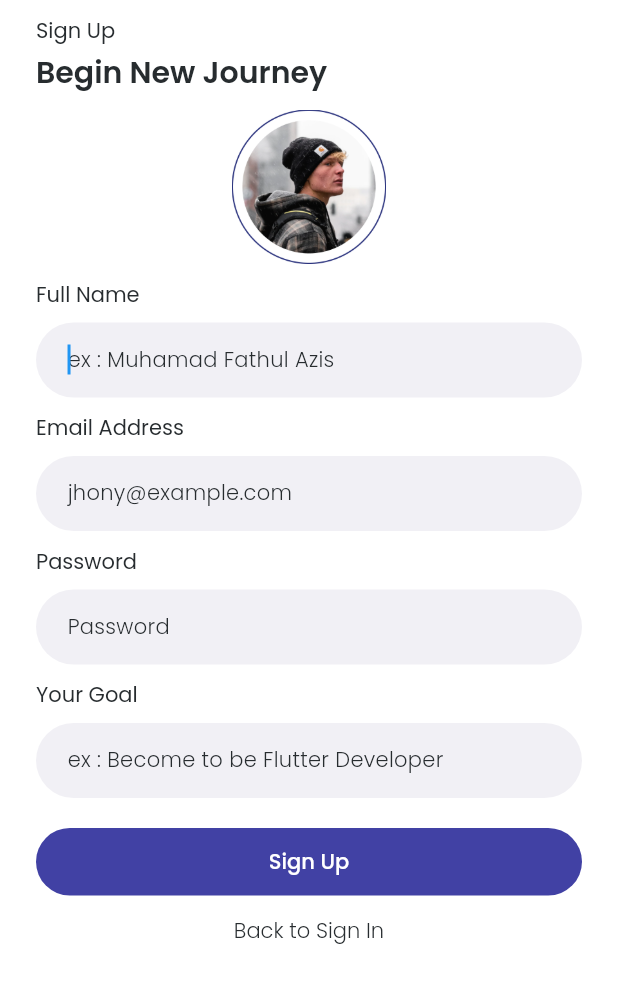
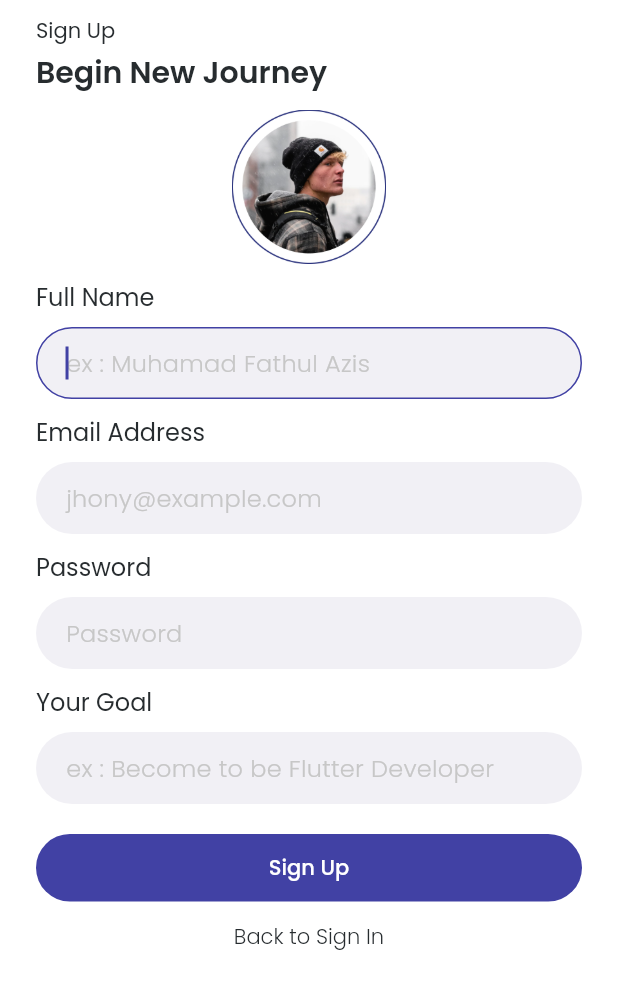
Before and after one commit to fathulaziss/findjob, a Flutter app: the PageRegister screen opened directly, on a phone screen of 412 x 824 dp. Shown: the top 989 px of the screen. Run offline on Flutter 3.47's test engine with Material 2 defaults, Android fonts, the phone set to English and light mode, and no system bars; our stand-ins replace get, google_fonts.

Commit message:
fix input primary

```diff
--- a/lib/ui/pages/non_logged/page_register.dart
+++ b/lib/ui/pages/non_logged/page_register.dart
@@ -1,7 +1,7 @@
 import 'package:findjob/shared/assets.dart';
 import 'package:findjob/shared/styles.dart';
 import 'package:findjob/ui/widgets/button_primary.dart';
-import 'package:findjob/ui/widgets/input_form_primary.dart';
+import 'package:findjob/ui/widgets/input_primary.dart';
 import 'package:flutter/material.dart';
 import 'package:get/get.dart';
 
@@ -32,26 +32,25 @@ class _PageRegisterState extends State<PageRegister> {
               crossAxisAlignment: CrossAxisAlignment.center,
               children: [
                 buildTitle(),
-                InputFormPrimary(
+                InputPrimary(
                   controller: nameController,
-                  title: 'Full Name',
+                  label: 'Full Name',
                   hintText: 'ex : Muhamad Fathul Azis',
                 ),
-                InputFormPrimary(
+                InputPrimary(
                   controller: emailController,
-                  title: 'Email Address',
+                  label: 'Email Address',
                   hintText: 'jhony@example.com',
                 ),
-                InputFormPrimary(
+                InputPrimary(
                   controller: passwordController,
-                  title: 'Password',
+                  label: 'Password',
                   hintText: 'Password',
-                  obsecureText: true,
                 ),
-                InputFormPrimary(
+                InputPrimary(
                   controller: goalController,
                   margin: EdgeInsets.only(bottom: 20),
-                  title: 'Your Goal',
+                  label: 'Your Goal',
                   hintText: 'ex : Become to be Flutter Developer',
                 ),
                 ButtonPrimary(
--- a/lib/ui/widgets/input_form_primary.dart
+++ /dev/null
@@ -1,62 +0,0 @@
-import 'package:findjob/shared/styles.dart';
-import 'package:flutter/material.dart';
-
-class InputFormPrimary extends StatefulWidget {
-  final String? title;
-  final Color? colorBorder;
-  final String? hintText;
-  final EdgeInsetsGeometry? margin;
-  final bool? obsecureText;
-  final TextEditingController? controller;
-
-  const InputFormPrimary({
-    required this.title,
-    this.obsecureText,
-    required this.controller,
-    this.colorBorder,
-    required this.hintText,
-    this.margin,
-    Key? key,
-  }) : super(key: key);
-
-  @override
-  _InputFormPrimaryState createState() => _InputFormPrimaryState();
-}
-
-class _InputFormPrimaryState extends State<InputFormPrimary> {
-  @override
-  Widget build(BuildContext context) {
-    return Container(
-      width: double.infinity,
-      margin: widget.margin ?? EdgeInsets.only(bottom: Insets.xs * 2.5),
-      child: Column(
-        crossAxisAlignment: CrossAxisAlignment.start,
-        children: [
-          Text(widget.title ?? '', style: TextStyles.greyNormal),
-          verticalSpace(Insets.xs * 2),
-          Container(
-            width: double.infinity,
-            alignment: Alignment.center,
-            decoration: BoxDecoration(
-                borderRadius: BorderRadius.circular(Corners.med * 20),
-                color: Color(0xFFF1F0F5),
-                border: Border.all(
-                    width: 1, color: widget.colorBorder ?? Colors.transparent)),
-            child: TextFormField(
-              style: TextStyles.blackNormal,
-              autofocus: true,
-              obscureText: widget.obsecureText ?? false,
-              controller: widget.controller,
-              decoration: InputDecoration(
-                border: InputBorder.none,
-                contentPadding: EdgeInsets.symmetric(horizontal: Insets.xl),
-                hintStyle: TextStyles.greyLight.copyWith(letterSpacing: 0.2),
-                hintText: widget.hintText ?? '',
-              ),
-            ),
-          )
-        ],
-      ),
-    );
-  }
-}
--- /dev/null
+++ b/lib/ui/widgets/input_primary.dart
@@ -0,0 +1,58 @@
+import 'package:findjob/shared/styles.dart';
+import 'package:flutter/material.dart';
+
+class InputPrimary extends StatefulWidget {
+  final String label;
+  final String hintText;
+  final TextEditingController controller;
+  final EdgeInsetsGeometry? margin;
+  final String? Function(String?)? validate;
+  final String? Function(String?)? onChange;
+  final TextInputType keyboardType;
+
+  const InputPrimary({
+    required this.label,
+    required this.hintText,
+    required this.controller,
+    this.margin,
+    this.validate,
+    this.onChange,
+    this.keyboardType = TextInputType.text,
+    Key? key,
+  }) : super(key: key);
+
+  @override
+  _InputPrimaryState createState() => _InputPrimaryState();
+}
+
+class _InputPrimaryState extends State<InputPrimary> {
+  @override
+  Widget build(BuildContext context) {
+    return Container(
+      width: double.infinity,
+      margin: widget.margin ?? EdgeInsets.only(bottom: Insets.xs * 2.5),
+      child: Column(
+        crossAxisAlignment: CrossAxisAlignment.start,
+        children: [
+          Text(widget.label,
+              style: TextStyles.greyNormal.copyWith(fontSize: FontSizes.s16)),
+          verticalSpace(Insets.xs * 2),
+          TextFormField(
+            style: TextStyles.purpleNormal.copyWith(fontSize: FontSizes.s16),
+            autofocus: true,
+            obscureText: false,
+            keyboardType: widget.keyboardType,
+            autovalidateMode: AutovalidateMode.onUserInteraction,
+            textCapitalization: TextCapitalization.none,
+            enableInteractiveSelection: true,
+            cursorColor: AppColors.mainColor,
+            controller: widget.controller,
+            onChanged: widget.onChange,
+            validator: widget.validate,
+            decoration: inputDecoration(hintText: widget.hintText),
+          )
+        ],
+      ),
+    );
+  }
+}
```
